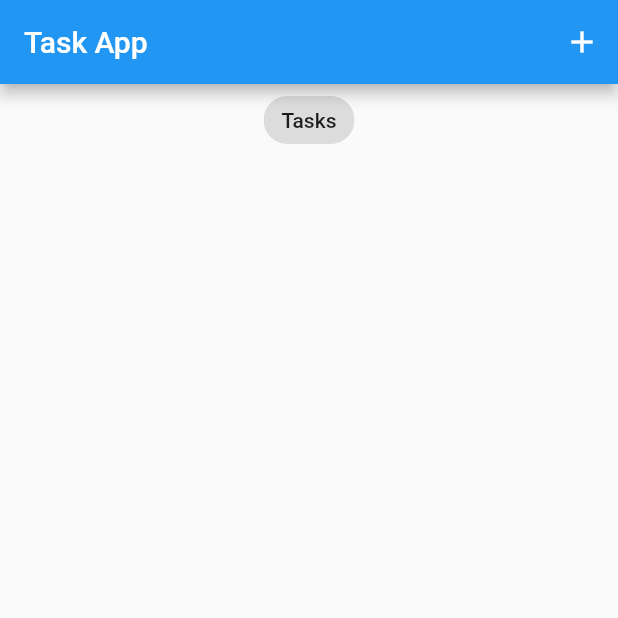
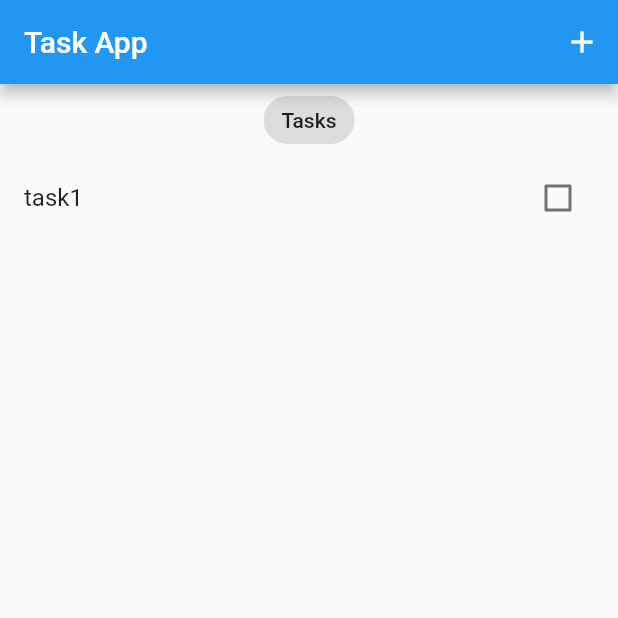
Before and after one commit to staticGuru/Todoapp, a Flutter app: the screen it shows after launch, on a phone screen of 412 x 824 dp, the top half of it. Run offline on Flutter 3.47's test engine with Material 2 defaults, Android fonts, the phone set to English and light mode, and no system bars; our stand-ins replace bloc, equatable, flutter_bloc.

Commit message:
add the dummy tasks with bloc pattern

```diff
--- a/lib/main.dart
+++ b/lib/main.dart
@@ -1,6 +1,8 @@
 import 'package:flutter/material.dart';
 import 'package:todoapp/blocs/bloc_exports.dart';
 import 'package:todoapp/screens/tasks_screen.dart';
+
+import 'models/task.dart';
 
 void main() {
   BlocOverrides.runZoned(
@@ -15,7 +17,8 @@ class MyApp extends StatelessWidget {
   @override
   Widget build(BuildContext context) {
     return BlocProvider(
-      create: (context) => TasksBloc(),
+      create: (context) =>
+          TasksBloc()..add(AddTask(task: Task(title: "task1"))),
       child: MaterialApp(
         title: 'Flutter Demo',
         theme: ThemeData(
```
